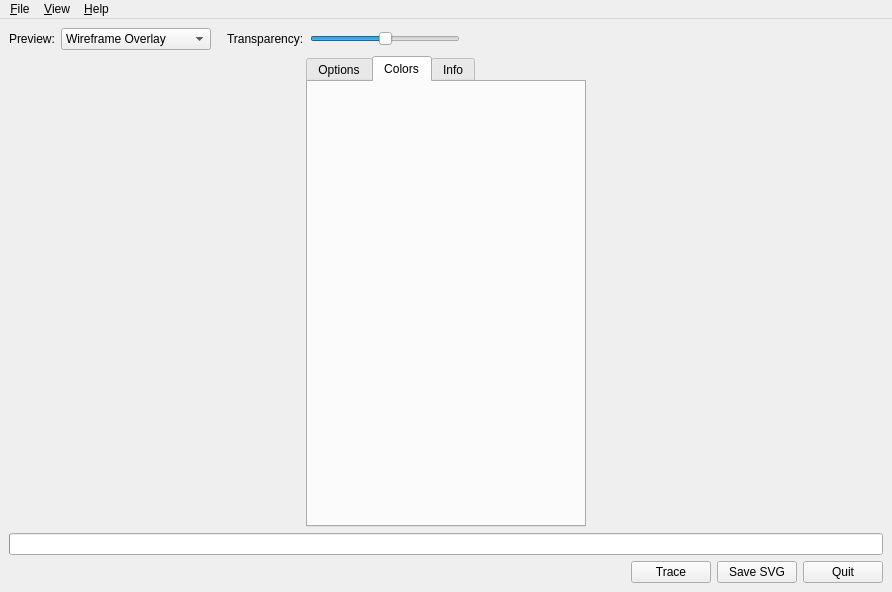
Old version of the form src/gui/mainwindow.ui in the repository maxim-s-barabash/ZebraTrace.
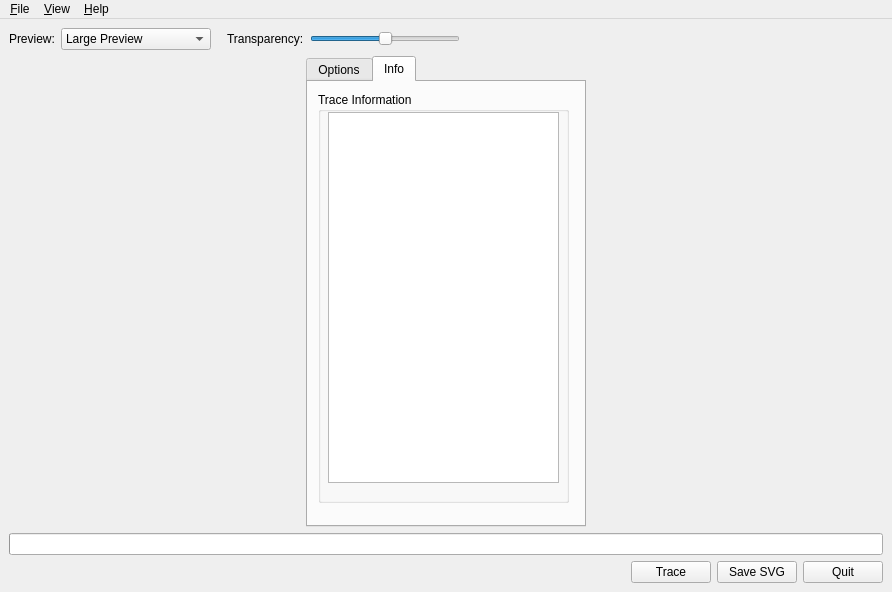
New version of the form. The open tabs and pages were chosen to show the change. Icons and pictures are not drawn.

Commit message: top panel functions are implemented

```diff
--- a/src/gui/mainwindow.ui
+++ b/src/gui/mainwindow.ui
@@ -53,7 +53,7 @@
           </size>
          </property>
          <property name="currentIndex">
-          <number>1</number>
+          <number>0</number>
          </property>
          <item>
           <property name="text">
@@ -435,14 +435,6 @@
           </widget>
          </widget>
         </widget>
-        <widget class="QWidget" name="tabColors">
-         <property name="enabled">
-          <bool>false</bool>
-         </property>
-         <attribute name="title">
-          <string>Colors</string>
-         </attribute>
-        </widget>
         <widget class="QWidget" name="tabInfo">
          <property name="enabled">
           <bool>true</bool>
```
Left out of the diff: 37 changed lines with no effect on the pictures. The commit also changes 3 other files.
